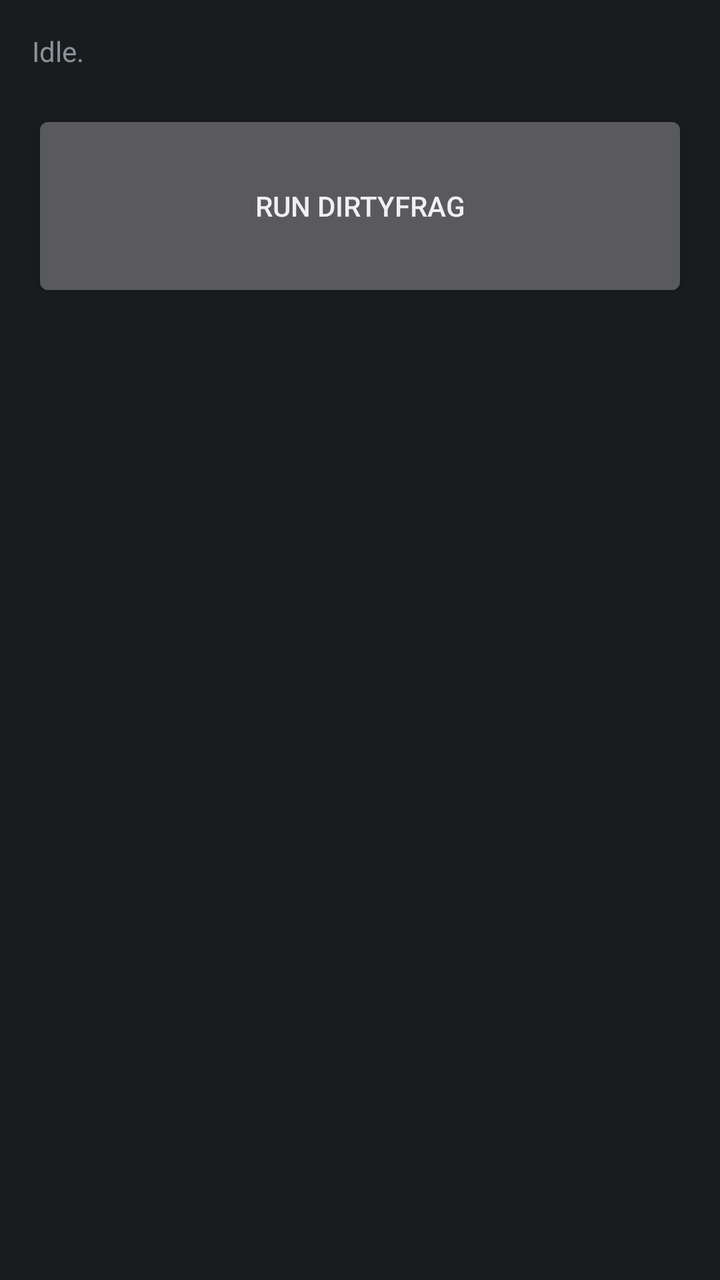
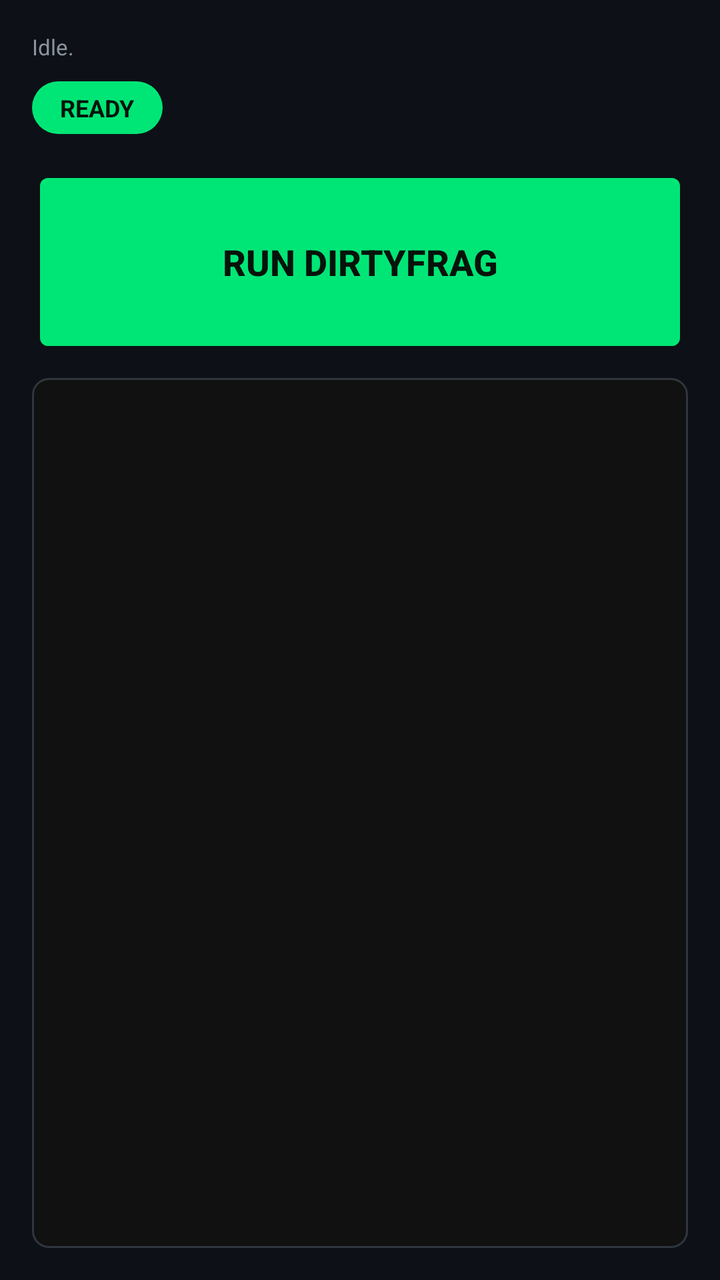

The first picture is an Android layout as it rendered before a commit; the second is the same layout after the commit. The layout source and the unified diff follow.
<!-- AndroidManifest.xml: application theme android:Theme.DeviceDefault.NoActionBar -->
<!-- res/layout/activity_main.xml -->
<?xml version="1.0" encoding="utf-8"?>
<LinearLayout xmlns:android="http://schemas.android.com/apk/res/android"
    android:orientation="vertical"
    android:padding="16dp"
    android:layout_width="match_parent"
    android:layout_height="match_parent"
    android:fitsSystemWindows="true">

    <TextView
        android:id="@+id/status"
        android:layout_width="match_parent"
        android:layout_height="wrap_content"
        android:text="@string/status_idle" />

    <Button
        android:id="@+id/btnRunAll"
        android:layout_width="match_parent"
        android:layout_height="wrap_content"
        android:layout_marginTop="20dp"
        android:minHeight="96dp"
        android:text="@string/run_all" />

    <ScrollView
        android:layout_width="match_parent"
        android:layout_height="0dp"
        android:layout_weight="1"
        android:layout_marginTop="10dp">
        <TextView
            android:id="@+id/log"
            android:layout_width="match_parent"
            android:layout_height="wrap_content"
            android:typeface="monospace"
            android:textSize="11sp" />
    </ScrollView>

</LinearLayout>
<!-- resources referenced by this layout -->
<resources>
  <string name="run_all">Run DirtyFrag</string>
  <string name="status_idle">Idle.</string>
</resources>

<!-- the commit's change to res/layout/activity_main.xml (unified diff, before → after) -->
@@ -4,33 +4,66 @@
     android:padding="16dp"
     android:layout_width="match_parent"
     android:layout_height="match_parent"
+    android:background="@color/bg"
     android:fitsSystemWindows="true">
 
     <TextView
         android:id="@+id/status"
         android:layout_width="match_parent"
         android:layout_height="wrap_content"
-        android:text="@string/status_idle" />
+        android:text="@string/status_idle"
+        android:textSize="11sp"
+        android:textColor="@color/textSecondary" />
+
+    <TextView
+        android:id="@+id/statusChip"
+        android:layout_width="wrap_content"
+        android:layout_height="wrap_content"
+        android:layout_marginTop="10dp"
+        android:paddingHorizontal="14dp"
+        android:paddingVertical="5dp"
+        android:background="@drawable/chip_ok"
+        android:text="@string/chip_ready"
+        android:textSize="12sp"
+        android:textStyle="bold"
+        android:textColor="@color/accentText" />
 
     <Button
         android:id="@+id/btnRunAll"
         android:layout_width="match_parent"
         android:layout_height="wrap_content"
-        android:layout_marginTop="20dp"
+        android:layout_marginTop="16dp"
         android:minHeight="96dp"
+        android:backgroundTint="@color/accent"
+        android:textColor="@color/accentText"
+        android:textSize="18sp"
+        android:textStyle="bold"
         android:text="@string/run_all" />
+
+    <ProgressBar
+        android:id="@+id/progress"
+        android:layout_width="wrap_content"
+        android:layout_height="wrap_content"
+        android:layout_gravity="center_horizontal"
+        android:layout_marginTop="8dp"
+        android:visibility="gone"
+        style="?android:attr/progressBarStyleSmall"
+        android:indeterminateTint="@color/accent" />
 
     <ScrollView
         android:layout_width="match_parent"
         android:layout_height="0dp"
         android:layout_weight="1"
-        android:layout_marginTop="10dp">
+        android:layout_marginTop="10dp"
+        android:background="@drawable/log_box">
         <TextView
             android:id="@+id/log"
             android:layout_width="match_parent"
             android:layout_height="wrap_content"
+            android:padding="8dp"
             android:typeface="monospace"
-            android:textSize="11sp" />
+            android:textSize="11sp"
+            android:textColor="@color/logText" />
     </ScrollView>
 
 </LinearLayout>
<!-- resource entries referenced after the edit -->
@@ -1,6 +1,29 @@
 <!-- resources referenced by this layout -->
 <resources>
+  <color name="accent">#00E676</color>
+  <color name="accentText">#06130B</color>
+  <color name="bg">#0D1117</color>
+  <color name="logText">#D7E3D7</color>
+  <color name="textSecondary">#8B949E</color>
+  <!-- drawable chip_ok (drawable) -->
+  <?xml version="1.0" encoding="utf-8"?>
+  <shape xmlns:android="http://schemas.android.com/apk/res/android"
+      android:shape="rectangle">
+      <corners android:radius="16dp" />
+      <solid android:color="@color/accent" />
+  </shape>
+  <!-- drawable log_box (drawable) -->
+  <?xml version="1.0" encoding="utf-8"?>
+  <shape xmlns:android="http://schemas.android.com/apk/res/android"
+      android:shape="rectangle">
+      <corners android:radius="8dp" />
+      <solid android:color="@color/logBg" />
+      <stroke android:width="1dp" android:color="@color/outline" />
+  </shape>
+  <string name="chip_ready">READY</string>
   <string name="run_all">Run DirtyFrag</string>
   <string name="status_idle">Idle.</string>
+  <color name="logBg">#111111</color>
+  <color name="outline">#30363D</color>
 </resources>
 
